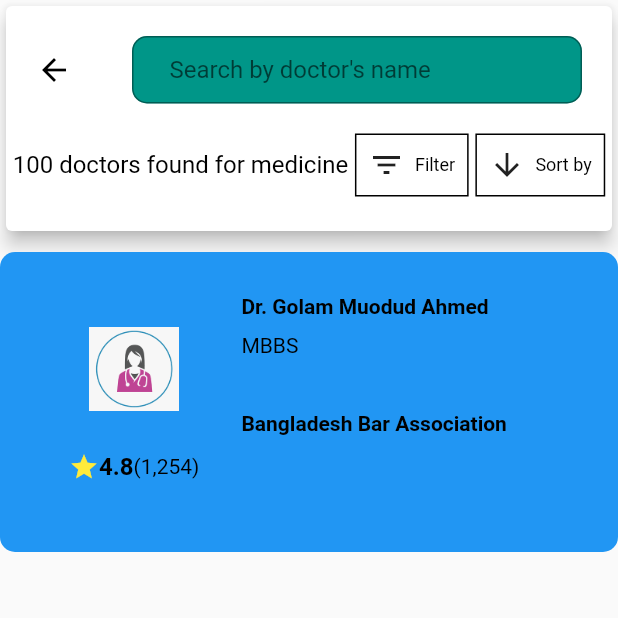
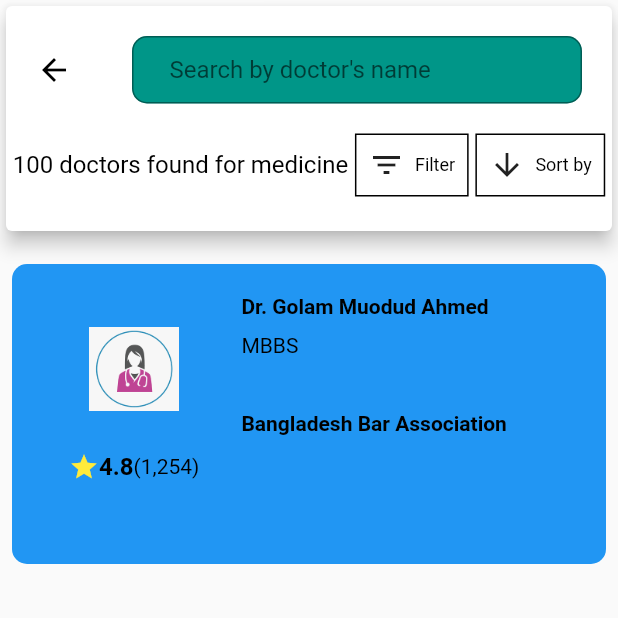
Before and after one commit to abuniaz/e_health_ui, a Flutter app: the DoctorsHome screen opened directly, after a tap on "General Physician", on a phone screen of 412 x 824 dp, the top half of it. Run offline on Flutter 3.47's test engine with Material 2 defaults, Android fonts, the phone set to English and light mode, and no system bars.

Commit message:
Update doctors_details.dart

```diff
--- a/lib/Doctors_List/doctors_details.dart
+++ b/lib/Doctors_List/doctors_details.dart
@@ -63,14 +63,16 @@ class DoctorDetails extends StatelessWidget {
           const SizedBox(
             height: 10,
           ),
-          Container(
+          Padding(
             padding: const EdgeInsets.all(8.0),
+            child: Container(
               height: 200,
               width: double.infinity,
               decoration: BoxDecoration(
                   color: Colors.blue, borderRadius: BorderRadius.circular(10)),
               child: Padding(
-              padding: const EdgeInsets.symmetric(horizontal: 10, vertical: 20),
+                padding:
+                    const EdgeInsets.symmetric(horizontal: 10, vertical: 20),
                 child: Row(
                   mainAxisAlignment: MainAxisAlignment.spaceEvenly,
                   children: [
@@ -131,11 +133,13 @@ class DoctorDetails extends StatelessWidget {
                         ),
                         Text('Bangladesh Bar Association',
                             style: TextStyle(
-                              fontWeight: FontWeight.bold, color: Colors.black))
+                                fontWeight: FontWeight.bold,
+                                color: Colors.black))
                       ],
                     ),
                     Column()
                   ],
+                ),
               ),
             ),
           )
```
Lines whose indentation alone changed are shown as unchanged.
